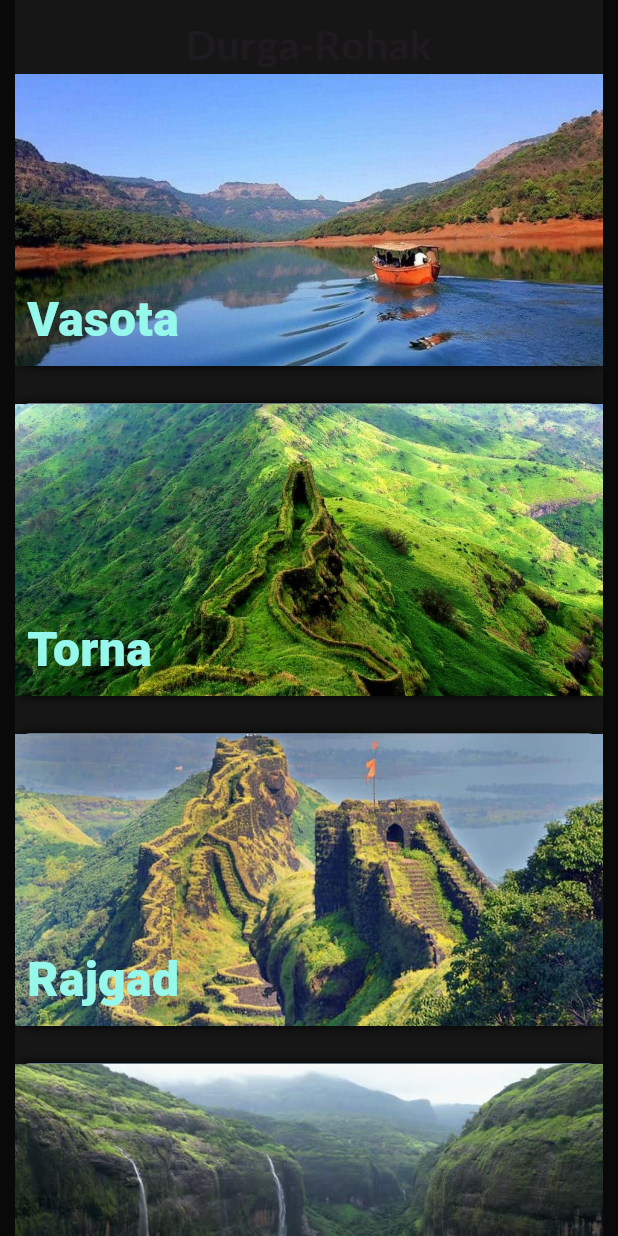
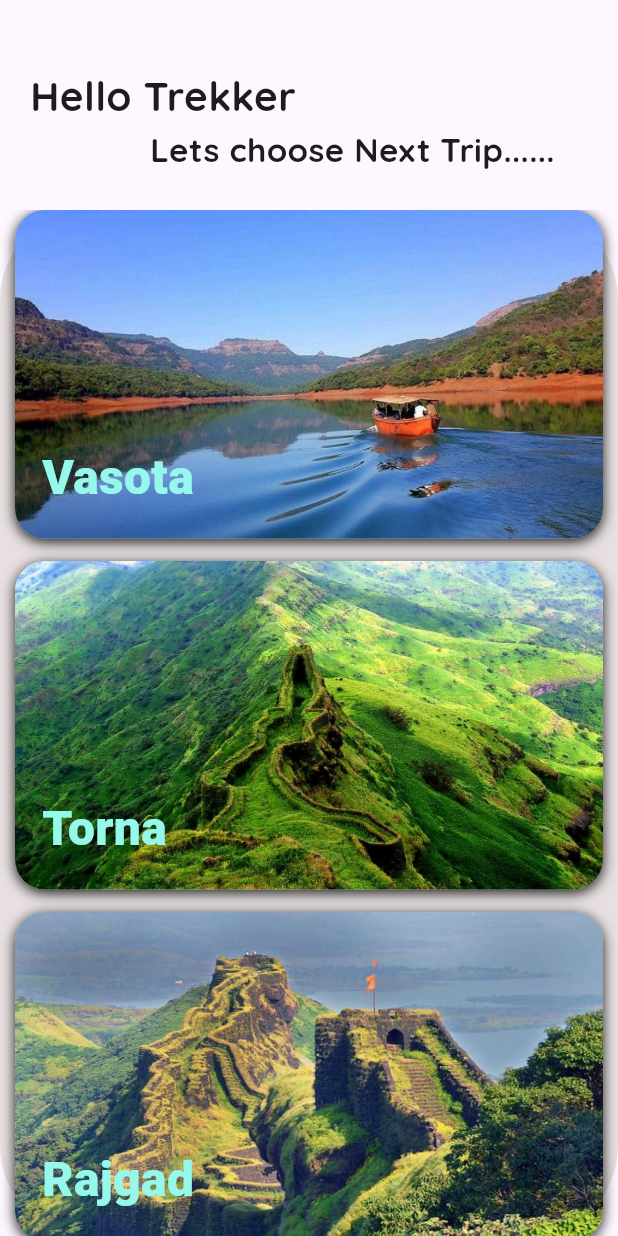
Before and after one commit to durgRohak/Durg_Rohak, a Flutter app: the screen it shows after launch, on a phone screen of 412 x 824 dp. Run offline on Flutter 3.47's test engine with Material 3 defaults, Android fonts, the phone set to English and light mode, and no system bars; our stand-ins replace google_fonts.

Commit message:
project Started

```diff
--- a/lib/fortInfo.dart
+++ b/lib/fortInfo.dart
@@ -1,8 +1,8 @@
-import 'package:durg_rohak1/fort_Total.dart';
 import 'package:flutter/material.dart';
 import 'package:google_fonts/google_fonts.dart';
 
 import 'fort_Class.dart';
+import 'fort_Total.dart';
 
 class FortScreen extends StatefulWidget {
   const FortScreen({super.key});
@@ -16,23 +16,50 @@ class _FortScreenState extends State<FortScreen> {
   @override
   Widget build(BuildContext context) {
     return Scaffold(
-      backgroundColor:const  Color.fromARGB(255, 9, 9, 9),
-      body: Container(
-        margin: const EdgeInsets.only(
-          left: 10,
-          right: 10,
+      body: Column(
+        children: [
+          const SizedBox(
+            height: 45,
           ),
-        child: Container(
-          color: const Color.fromARGB(255, 22, 22, 22),
-          child: Column(
+          Row(
             children: [
-              const SizedBox(height: 10),
+              const Padding(
+                padding:
+                    EdgeInsets.only(left: 10, top: 25, bottom: 10, right: 10),
+              ),
               Text(
-                "Durga-Rohak",
-                style:
-                    GoogleFonts.lato(fontSize: 27, fontWeight: FontWeight.w700),
+                "Hello Trekker",
+                style: GoogleFonts.quicksand(
+                  fontSize: 27,
+                  fontWeight: FontWeight.w700,
+                ),
+              ),
+            ],
+          ),
+          Row(
+            children: [
+              const Padding(
+                padding: EdgeInsets.only(left: 90, top: 15, right: 10),
+              ),
+              Container(
+                margin: const EdgeInsets.only(bottom: 25),
+                child: Text(
+                  "Lets choose Next Trip......",
+                  style: GoogleFonts.quicksand(
+                    fontSize: 22,
+                    fontWeight: FontWeight.w700,
+                  ),
+                ),
+              ),
+            ],
           ),
           Expanded(
+            child: Container(
+              //color: Colors.grey,
+              // margin: const EdgeInsets.only(left:10,right: 10),
+              decoration: BoxDecoration(
+                  borderRadius: BorderRadius.circular(60),
+                  color: const Color.fromARGB(255, 232, 224, 224)),
               child: ListView.builder(
                   itemCount: modelClass.length,
                   itemBuilder: (BuildContext context, int i) {
@@ -40,44 +67,48 @@ class _FortScreenState extends State<FortScreen> {
                       onTap: () {
                         Navigator.push(
                           context,
-              MaterialPageRoute(builder: (context) => const InfoScreen()),
+                          MaterialPageRoute(
+                              builder: (context) => const InfoScreen()),
                         );
                       },
                       child: Container(
-                        margin: const EdgeInsets.only(bottom: 25),
-                        height: 195,
+                        margin: const EdgeInsets.only(
+                            left: 10, bottom: 15, right: 10,),
+                        height: 219,
                         decoration: BoxDecoration(
                           color: const Color.fromARGB(255, 183, 217, 234),
-                          borderRadius: BorderRadius.circular(10),
+                          borderRadius: BorderRadius.circular(20),
                           boxShadow: const [
                             BoxShadow(
-                              color: Colors.black,
-                              //offset:,
-                              blurRadius: 5,
-                              blurStyle: BlurStyle.outer,
+                              color: Color.fromARGB(255, 26, 25, 25),
+                              offset: Offset(0, 2),
+                              blurRadius: 7,
+                              // blurStyle: BlurStyle.outer,
                             ),
                           ],
                         ),
                         child: Stack(
                           children: [
-                            Align(
-                              alignment: Alignment.bottomRight,
+                            ClipRRect(
+                              borderRadius: BorderRadius.circular(20),
                               child: Image.asset(
                                 modelClass[i].fortImage,
-                                width: 400,
-                                fit: BoxFit.cover,
+                                width: double.maxFinite,
+                                height: double.maxFinite,
+                                fit: BoxFit.fill,
                               ),
                             ),
                             Align(
                               alignment: Alignment.bottomLeft,
                               child: Padding(
-                                padding: const EdgeInsets.all(8.0),
+                                padding: const EdgeInsets.all(18.0),
                                 child: Text(
                                   modelClass[i].description,
                                   style: const TextStyle(
                                       fontSize: 32,
                                       fontWeight: FontWeight.w800,
-                                      color: Color.fromARGB(255, 149, 248, 235)),
+                                      color:
+                                          Color.fromARGB(255, 149, 248, 235)),
                                 ),
                               ),
                             ),
@@ -85,13 +116,11 @@ class _FortScreenState extends State<FortScreen> {
                         ),
                       ),
                     );
-                  },
+                  }),
             ),
           ),
         ],
       ),
-        ),
-      ),
     );
   }
 }
--- a/lib/home.dart
+++ b/lib/home.dart
@@ -10,10 +10,7 @@ class _HomeScreenState extends State {
   @override
   Widget build(BuildContext context) {
     return Scaffold(
-
-      body: const SingleChildScrollView(
-
-      ),
+      body: const SingleChildScrollView(),
     );
   }
 }
```
Also changed, not shown: lib/boiler/s2.dart (added, +110 -0 lines), 1 other file. Lines whose indentation alone changed are shown as unchanged.
